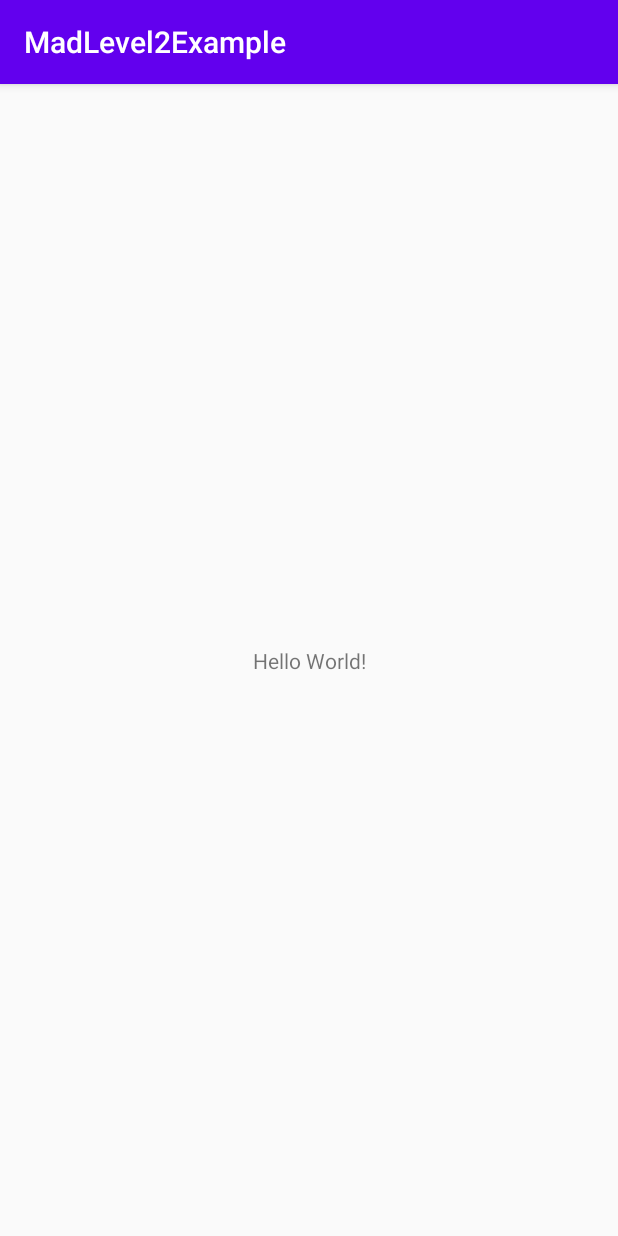
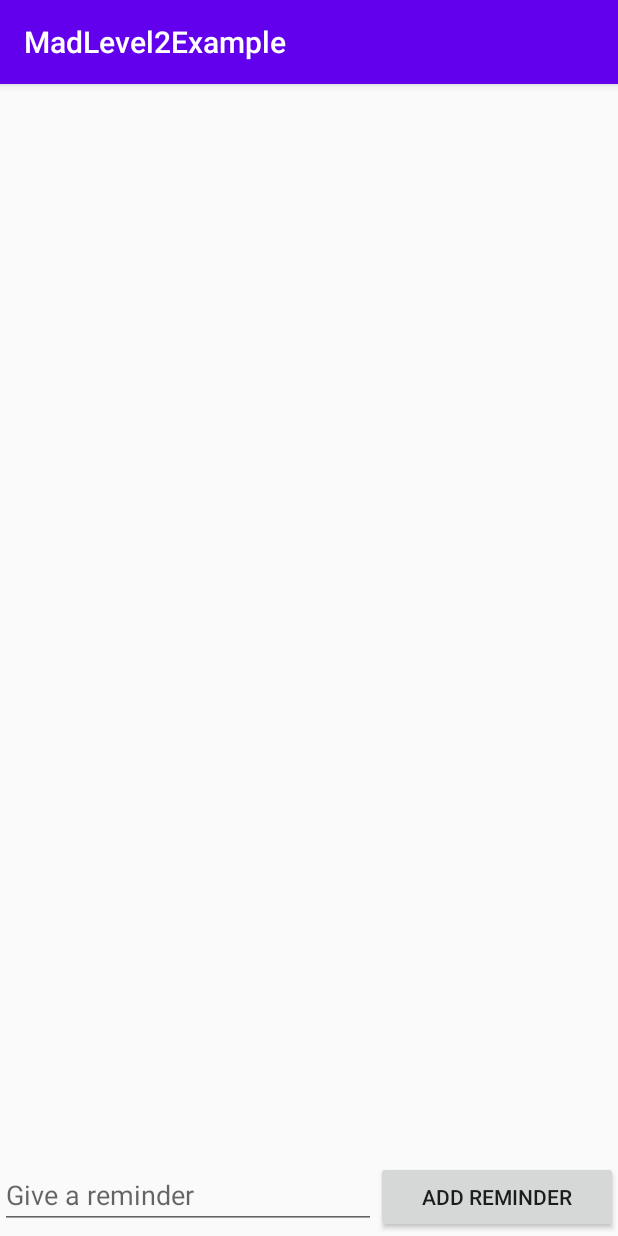
Before and after one commit to sishi1/MadLevel2Example, an Android app: the screen it shows after launch (MainActivity), on a phone screen of 412 x 824 dp. Run offline under Robolectric (Android 15) with nearby library versions, the phone set to English and light mode, and no system bars.

Commit message:
Added layout

```diff
--- a/app/build.gradle
+++ b/app/build.gradle
@@ -30,6 +30,7 @@ dependencies {
     implementation 'androidx.core:core-ktx:1.3.1'
     implementation 'androidx.appcompat:appcompat:1.2.0'
     implementation 'androidx.constraintlayout:constraintlayout:2.0.1'
+    implementation 'androidx.recyclerview:recyclerview:1.1.0'
     testImplementation 'junit:junit:4.12'
     androidTestImplementation 'androidx.test.ext:junit:1.1.2'
     androidTestImplementation 'androidx.test.espresso:espresso-core:3.3.0'
--- a/app/src/main/res/layout/activity_main.xml
+++ b/app/src/main/res/layout/activity_main.xml
@@ -6,13 +6,39 @@
     android:layout_height="match_parent"
     tools:context=".MainActivity">
 
-    <TextView
-        android:layout_width="wrap_content"
-        android:layout_height="wrap_content"
-        android:text="Hello World!"
-        app:layout_constraintBottom_toBottomOf="parent"
-        app:layout_constraintLeft_toLeftOf="parent"
-        app:layout_constraintRight_toRightOf="parent"
+    <androidx.recyclerview.widget.RecyclerView
+        android:id="@+id/rvReminders"
+        android:layout_width="0dp"
+        android:layout_height="0dp"
+        app:layout_constraintBottom_toTopOf="@+id/llAddReminderGroup"
+        app:layout_constraintEnd_toEndOf="parent"
+        app:layout_constraintStart_toStartOf="parent"
         app:layout_constraintTop_toTopOf="parent" />
 
+    <LinearLayout
+        android:id="@+id/llAddReminderGroup"
+        android:layout_width="0dp"
+        android:layout_height="50dp"
+        android:orientation="horizontal"
+        app:layout_constraintBottom_toBottomOf="parent"
+        app:layout_constraintEnd_toEndOf="parent"
+        app:layout_constraintStart_toStartOf="parent">
+
+        <EditText
+            android:id="@+id/etReminder"
+            android:layout_width="wrap_content"
+            android:layout_height="wrap_content"
+            android:layout_weight="1"
+            android:ems="10"
+            android:inputType="textPersonName"
+            android:hint="@string/et_reminder" />
+
+        <Button
+            android:id="@+id/btnAddReminder"
+            android:layout_width="wrap_content"
+            android:layout_height="wrap_content"
+            android:layout_weight="1"
+            android:text="@string/btn_add_reminder" />
+
+    </LinearLayout>
 </androidx.constraintlayout.widget.ConstraintLayout>
--- a/app/src/main/res/values/strings.xml
+++ b/app/src/main/res/values/strings.xml
@@ -1,3 +1,5 @@
 <resources>
     <string name="app_name">MadLevel2Example</string>
+    <string name="et_reminder">"Give a reminder "</string>
+    <string name="btn_add_reminder">Add reminder</string>
 </resources>
```
